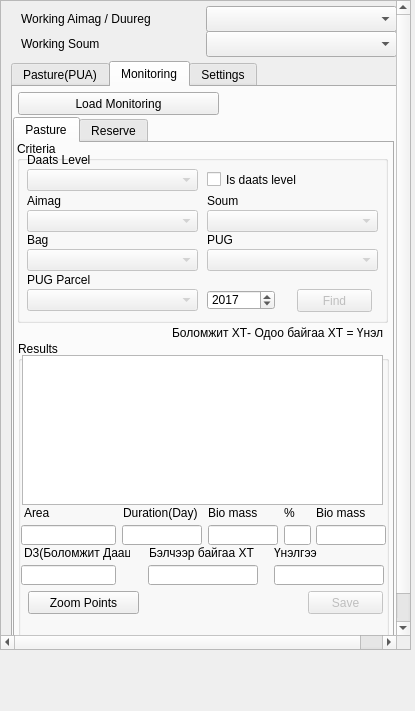
Old version of the form view/PastureWidget.ui in the repository ankhbold/lm2.
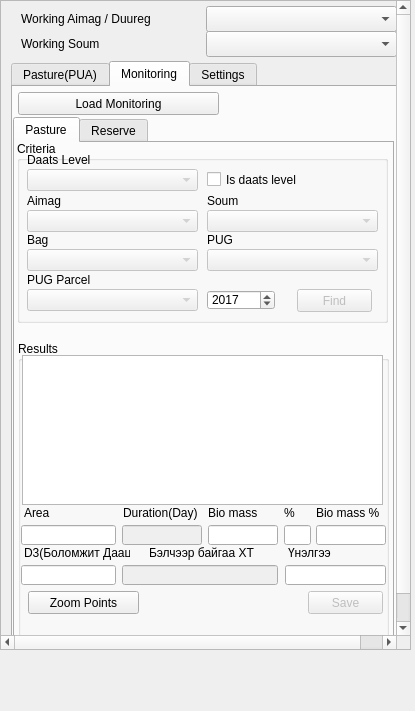
New version of the form.

Commit message: monitoring avg values change

The edit to the form file:
```diff
--- a/view/PastureWidget.ui
+++ b/view/PastureWidget.ui
@@ -609,9 +609,9 @@
           <widget class="QLabel" name="label_5">
            <property name="geometry">
             <rect>
-             <x>256</x>
+             <x>270</x>
              <y>204</y>
-             <width>110</width>
+             <width>98</width>
              <height>16</height>
             </rect>
            </property>
@@ -622,9 +622,9 @@
           <widget class="QLineEdit" name="avg_unelgee_edit">
            <property name="geometry">
             <rect>
-             <x>256</x>
+             <x>267</x>
              <y>224</y>
-             <width>110</width>
+             <width>101</width>
              <height>20</height>
             </rect>
            </property>
@@ -672,11 +672,14 @@
            </property>
           </widget>
           <widget class="QLineEdit" name="avg_sheep_unit_edit">
+           <property name="enabled">
+            <bool>false</bool>
+           </property>
            <property name="geometry">
             <rect>
-             <x>130</x>
+             <x>104</x>
              <y>224</y>
-             <width>110</width>
+             <width>156</width>
              <height>20</height>
             </rect>
            </property>
@@ -766,6 +769,9 @@
            </property>
           </widget>
           <widget class="QLineEdit" name="pasture_duration_edit">
+           <property name="enabled">
+            <bool>false</bool>
+           </property>
            <property name="geometry">
             <rect>
              <x>104</x>
@@ -835,12 +841,12 @@
             <rect>
              <x>298</x>
              <y>164</y>
-             <width>50</width>
+             <width>71</width>
              <height>16</height>
             </rect>
            </property>
            <property name="text">
-            <string>Bio mass</string>
+            <string>Bio mass %</string>
            </property>
           </widget>
          </widget>
@@ -1077,19 +1083,6 @@
            </property>
           </widget>
          </widget>
-         <widget class="QLabel" name="label_51">
-          <property name="geometry">
-           <rect>
-            <x>157</x>
-            <y>182</y>
-            <width>211</width>
-            <height>16</height>
-           </rect>
-          </property>
-          <property name="text">
-           <string>Боломжит ХТ- Одоо байгаа ХТ = Үнэлгээ</string>
-          </property>
-         </widget>
         </widget>
         <widget class="QWidget" name="tab_4">
          <attribute name="title">
```
The commit also changes 2 other files.
